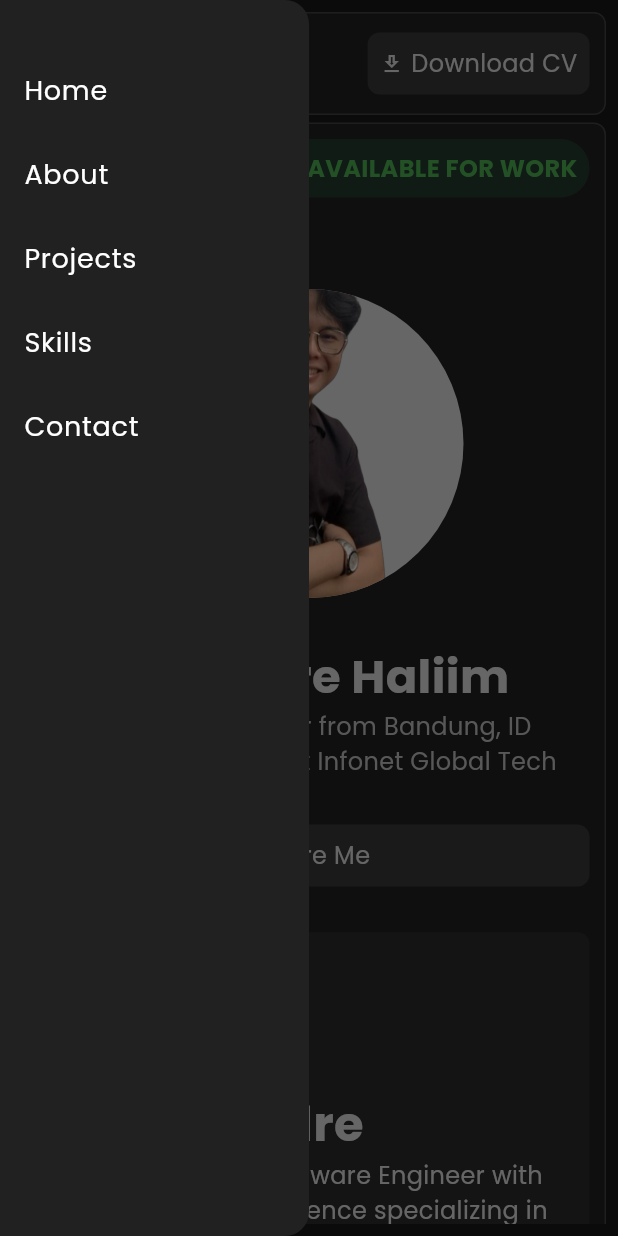
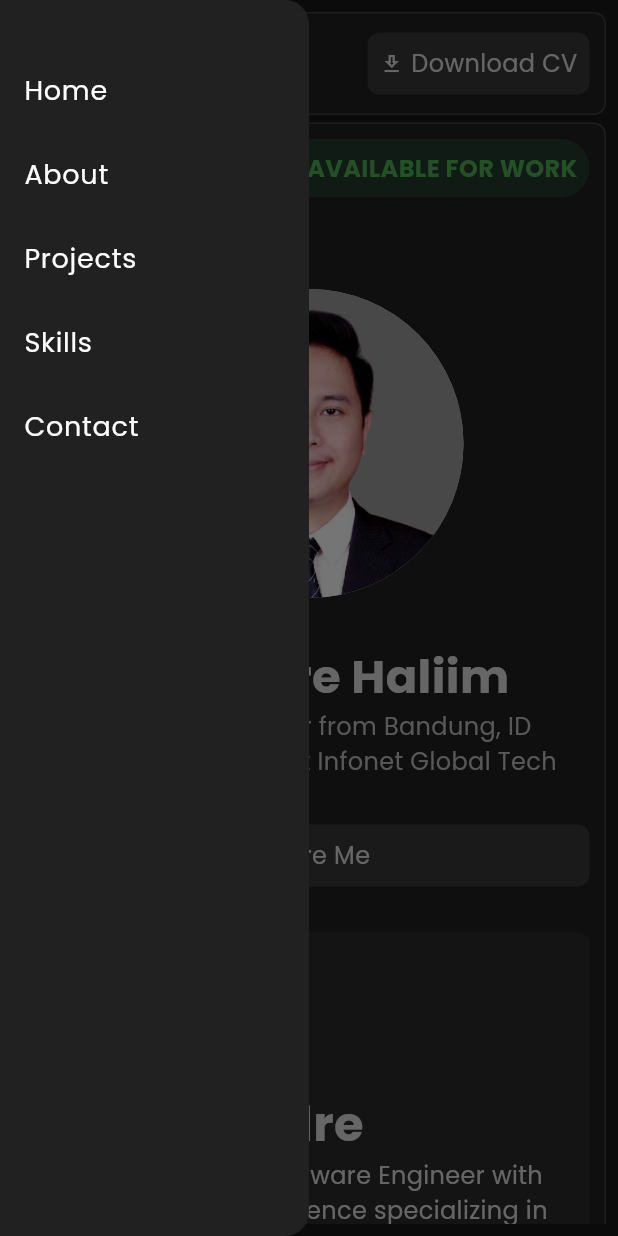
Before and after one commit to andrehaliim/portfolio, a Flutter app: the screen it shows after launch, after a tap on the "menu" icon, on a phone screen of 412 x 824 dp. Run offline on Flutter 3.47's test engine with Material 3 defaults, Android fonts, the phone set to English and light mode, and no system bars; our stand-ins replace carousel_slider, font_awesome_flutter; missing offline and left inert: dart:html.

Commit message:
change profile pic, add whatsapp link in phone mode

```diff
--- a/lib/newContact.dart
+++ b/lib/newContact.dart
@@ -45,7 +45,7 @@ class _ContactInfoState extends State<ContactInfo> {
                           ),
                           SizedBox(width: 5),
                           Text(
-                            'Follow Me',
+                            'Find Me',
                             style: TextStyle(color: mainTextColor, fontSize: defaultFontSizeMed),
                           ),
                         ],
@@ -89,7 +89,7 @@ class _ContactInfoState extends State<ContactInfo> {
                           ),
                           SizedBox(width: 5),
                           Text(
-                            'Follow Me',
+                            'Find Me',
                             style: TextStyle(color: mainTextColor, fontSize: defaultFontSizeMed),
                           ),
                         ],
@@ -97,7 +97,12 @@ class _ContactInfoState extends State<ContactInfo> {
                     ),
                     SizedBox(height: screenHeight / 27),
                     const Row(
+                      mainAxisAlignment: MainAxisAlignment.center,
                       children: [
+                        SocialMedia(
+                          iconButton: FontAwesomeIcons.whatsapp,
+                          tapUrl: 'https://wa.me/6281222936333?text=Hi%20Andre%2C%20I%20came%20across%20your%20portfolio%20website%20and%20would%20like%20to%20work%20with%20you.',
+                        ),
                         SocialMedia(
                           iconButton: FontAwesomeIcons.linkedin,
                           tapUrl: 'https://www.linkedin.com/in/andrehaliim',
--- a/lib/newMe.dart
+++ b/lib/newMe.dart
@@ -48,8 +48,7 @@ class _FrontMeState extends State<FrontMe> {
         SizedBox(height: screenHeight / 27),
         CircleAvatar(
           radius: screenHeight/8,
-          backgroundColor: mainTextColor,
-          backgroundImage: const AssetImage('assets/images/profile.png'),
+          backgroundImage: const AssetImage('assets/images/profile3.png'),
         ),
         SizedBox(height: screenHeight / 27),
         const Text("I'm Andre Haliim", style: TextStyle(fontSize: defaultFontSize + 15, color: mainTextColor, fontWeight: FontWeight.bold),),
--- a/pubspec.yaml
+++ b/pubspec.yaml
@@ -28,6 +28,7 @@ flutter:
   assets:
   - assets/images/profile.png
   - assets/images/profile2.jpg
+  - assets/images/profile3.png
   - assets/images/afc/
   - assets/images/fika/
   - assets/images/gts/
```
Also changed, not shown: assets/images/profile3.png (added).
